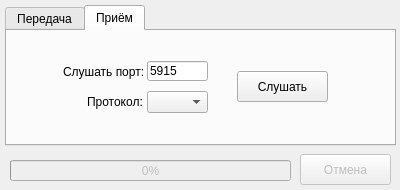
Qt form src/lab1.ui (SlavaGrasiuk/spolks-laba1-file-transfer) before a commit.
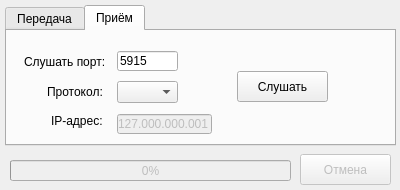
The same form after that commit. The open tabs and pages were chosen to show the change.

Patch:
```diff
--- a/src/lab1.ui
+++ b/src/lab1.ui
@@ -140,8 +140,8 @@
      <widget class="QLineEdit" name="listenPortEdit">
       <property name="geometry">
        <rect>
-        <x>140</x>
-        <y>30</y>
+        <x>110</x>
+        <y>20</y>
         <width>61</width>
         <height>20</height>
        </rect>
@@ -156,8 +156,8 @@
      <widget class="QLabel" name="label_4">
       <property name="geometry">
        <rect>
-        <x>56</x>
-        <y>30</y>
+        <x>17</x>
+        <y>20</y>
         <width>81</width>
         <height>21</height>
        </rect>
@@ -169,8 +169,8 @@
      <widget class="QComboBox" name="listenProtocol">
       <property name="geometry">
        <rect>
-        <x>140</x>
-        <y>60</y>
+        <x>110</x>
+        <y>50</y>
         <width>61</width>
         <height>22</height>
        </rect>
@@ -179,8 +179,8 @@
      <widget class="QLabel" name="label_5">
       <property name="geometry">
        <rect>
-        <x>80</x>
-        <y>60</y>
+        <x>40</x>
+        <y>50</y>
         <width>61</width>
         <height>21</height>
        </rect>
@@ -202,6 +202,44 @@
        <string>Слушать</string>
       </property>
      </widget>
+     <widget class="QLineEdit" name="udpListenAdress">
+      <property name="enabled">
+       <bool>false</bool>
+      </property>
+      <property name="geometry">
+       <rect>
+        <x>110</x>
+        <y>83</y>
+        <width>95</width>
+        <height>20</height>
+       </rect>
+      </property>
+      <property name="inputMethodHints">
+       <set>Qt::ImhDigitsOnly</set>
+      </property>
+      <property name="inputMask">
+       <string>000.000.000.000;_</string>
+      </property>
+      <property name="text">
+       <string>127.000.000.001</string>
+      </property>
+      <property name="alignment">
+       <set>Qt::AlignRight|Qt::AlignTrailing|Qt::AlignVCenter</set>
+      </property>
+     </widget>
+     <widget class="QLabel" name="label_6">
+      <property name="geometry">
+       <rect>
+        <x>44</x>
+        <y>80</y>
+        <width>51</width>
+        <height>20</height>
+       </rect>
+      </property>
+      <property name="text">
+       <string>IP-адрес:</string>
+      </property>
+     </widget>
     </widget>
    </widget>
    <widget class="QPushButton" name="cancelBtn">
```
Left out of the diff: 2 changed lines with no effect on the pictures.
